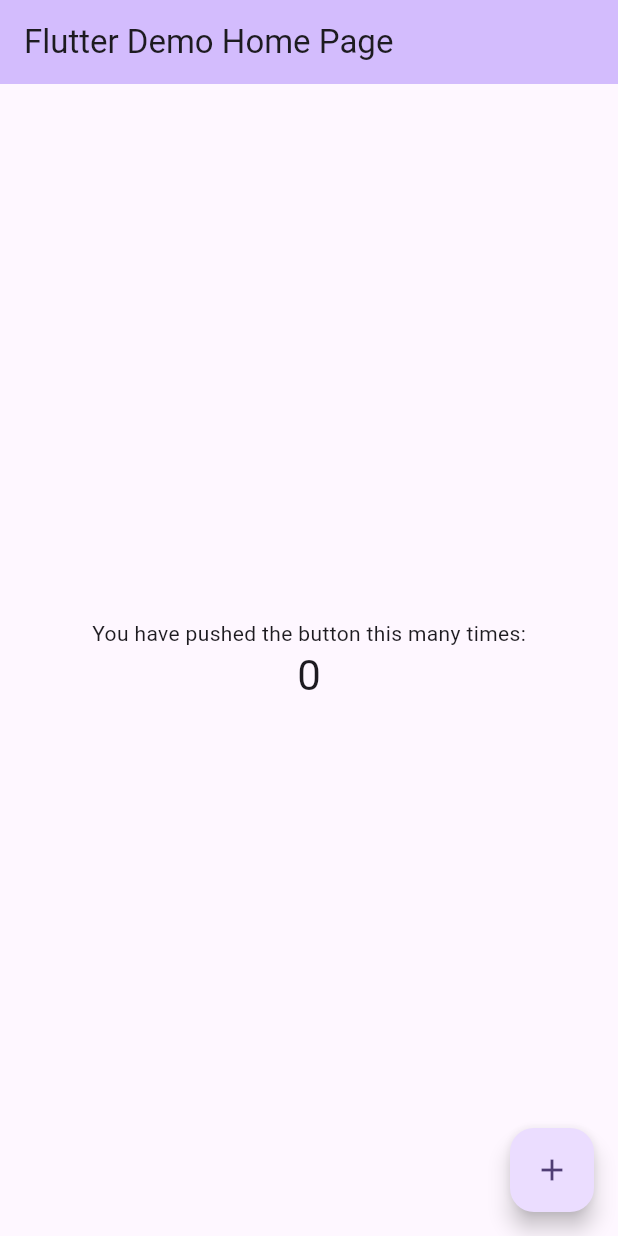
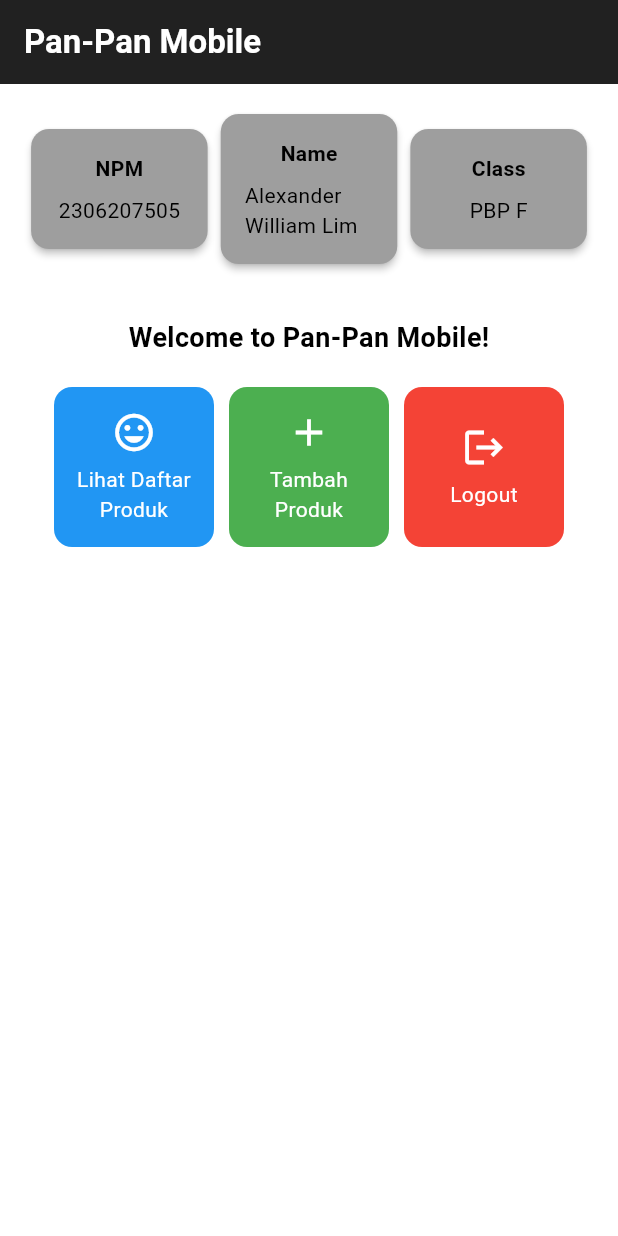
Before and after one commit to ResplendentAlex/pan-pan-mobile, a Flutter app: the screen it shows after launch, on a phone screen of 412 x 824 dp. Run offline on Flutter 3.47's test engine with Material 3 defaults, Android fonts, the light colour scheme and no system bars.

Commit message:
feat: add menu.dart

```diff
--- a/lib/main.dart
+++ b/lib/main.dart
@@ -1,4 +1,5 @@
 import 'package:flutter/material.dart';
+import 'package:pan_pan_mobile/menu.dart';
 
 void main() {
   runApp(const MyApp());
@@ -11,7 +12,8 @@
   @override
   Widget build(BuildContext context) {
     return MaterialApp(
-      title: 'Flutter Demo',
+      debugShowCheckedModeBanner: false,
+      title: "Pan Pan Mobile",
       theme: ThemeData(
         // This is the theme of your application.
         //
@@ -26,100 +28,21 @@
         // state is not lost during the reload. To reset the state, use hot
         // restart instead.
         //
-        // This works for code too, not just values: Most code changes can be
+        // This works for code too, not just values: Most code changes carn be
         // tested with just a hot reload.
-        colorScheme: ColorScheme.fromSeed(seedColor: Colors.deepPurple),
-        useMaterial3: true,
+        colorScheme: ColorScheme(
+          primary: Colors.grey[900]!,
+          secondary: Colors.brown[400]!,
+          surface: Colors.white,
+          error: Colors.red,
+          onPrimary: Colors.grey,
+          onSecondary: Colors.grey,
+          onSurface: Colors.black,
+          onError: Colors.grey,
+          brightness: Brightness.light,
+        ),
       ),
-      home: const MyHomePage(title: 'Flutter Demo Home Page'),
+      home: MyHomePage(),
     );
   }
 }
-
-class MyHomePage extends StatefulWidget {
-  const MyHomePage({super.key, required this.title});
-
-  // This widget is the home page of your application. It is stateful, meaning
-  // that it has a State object (defined below) that contains fields that affect
-  // how it looks.
-
-  // This class is the configuration for the state. It holds the values (in this
-  // case the title) provided by the parent (in this case the App widget) and
-  // used by the build method of the State. Fields in a Widget subclass are
-  // always marked "final".
-
-  final String title;
-
-  @override
-  State<MyHomePage> createState() => _MyHomePageState();
-}
-
-class _MyHomePageState extends State<MyHomePage> {
-  int _counter = 0;
-
-  void _incrementCounter() {
-    setState(() {
-      // This call to setState tells the Flutter framework that something has
-      // changed in this State, which causes it to rerun the build method below
-      // so that the display can reflect the updated values. If we changed
-      // _counter without calling setState(), then the build method would not be
-      // called again, and so nothing would appear to happen.
-      _counter++;
-    });
-  }
-
-  @override
-  Widget build(BuildContext context) {
-    // This method is rerun every time setState is called, for instance as done
-    // by the _incrementCounter method above.
-    //
-    // The Flutter framework has been optimized to make rerunning build methods
-    // fast, so that you can just rebuild anything that needs updating rather
-    // than having to individually change instances of widgets.
-    return Scaffold(
-      appBar: AppBar(
-        // TRY THIS: Try changing the color here to a specific color (to
-        // Colors.amber, perhaps?) and trigger a hot reload to see the AppBar
-        // change color while the other colors stay the same.
-        backgroundColor: Theme.of(context).colorScheme.inversePrimary,
-        // Here we take the value from the MyHomePage object that was created by
-        // the App.build method, and use it to set our appbar title.
-        title: Text(widget.title),
-      ),
-      body: Center(
-        // Center is a layout widget. It takes a single child and positions it
-        // in the middle of the parent.
-        child: Column(
-          // Column is also a layout widget. It takes a list of children and
-          // arranges them vertically. By default, it sizes itself to fit its
-          // children horizontally, and tries to be as tall as its parent.
-          //
-          // Column has various properties to control how it sizes itself and
-          // how it positions its children. Here we use mainAxisAlignment to
-          // center the children vertically; the main axis here is the vertical
-          // axis because Columns are vertical (the cross axis would be
-          // horizontal).
-          //
-          // TRY THIS: Invoke "debug painting" (choose the "Toggle Debug Paint"
-          // action in the IDE, or press "p" in the console), to see the
-          // wireframe for each widget.
-          mainAxisAlignment: MainAxisAlignment.center,
-          children: <Widget>[
-            const Text(
-              'You have pushed the button this many times:',
-            ),
-            Text(
-              '$_counter',
-              style: Theme.of(context).textTheme.headlineMedium,
-            ),
-          ],
-        ),
-      ),
-      floatingActionButton: FloatingActionButton(
-        onPressed: _incrementCounter,
-        tooltip: 'Increment',
-        child: const Icon(Icons.add),
-      ), // This trailing comma makes auto-formatting nicer for build methods.
-    );
-  }
-}
--- /dev/null
+++ b/lib/menu.dart
@@ -0,0 +1,193 @@
+import 'package:flutter/material.dart';
+
+class MyHomePage extends StatelessWidget {
+  final String npm = '2306207505'; // NPM
+  final String name = 'Alexander William Lim'; // Nama
+  final String className = 'PBP F'; // Kelas
+
+  MyHomePage({super.key});
+
+  final List<ItemHomepage> items = [
+    ItemHomepage("Lihat Daftar Produk", Icons.mood),
+    ItemHomepage("Tambah Produk", Icons.add),
+    ItemHomepage("Logout", Icons.logout),
+  ];
+
+  @override
+  Widget build(BuildContext context) {
+    // Scaffold menyediakan struktur dasar halaman dengan AppBar dan body.
+    return Scaffold(
+      // AppBar adalah bagian atas halaman yang menampilkan judul.
+      appBar: AppBar(
+        // Judul aplikasi "Mental Health Tracker" dengan teks putih dan tebal.
+        title: const Text(
+          'Pan-Pan Mobile',
+          style: TextStyle(
+            color: Colors.white,
+            fontWeight: FontWeight.bold,
+          ),
+        ),
+        // Warna latar belakang AppBar diambil dari skema warna tema aplikasi.
+        backgroundColor: Theme.of(context).colorScheme.primary,
+      ),
+      // Body halaman dengan padding di sekelilingnya.
+      body: Padding(
+        padding: const EdgeInsets.all(16.0),
+        // Menyusun widget secara vertikal dalam sebuah kolom.
+        child: Column(
+          crossAxisAlignment: CrossAxisAlignment.center,
+          children: [
+            // Row untuk menampilkan 3 InfoCard secara horizontal.
+            Row(
+              mainAxisAlignment: MainAxisAlignment.spaceEvenly,
+              children: [
+                InfoCard(title: 'NPM', content: npm),
+                InfoCard(title: 'Name', content: name),
+                InfoCard(title: 'Class', content: className),
+              ],
+            ),
+
+            // Memberikan jarak vertikal 16 unit.
+            const SizedBox(height: 16.0),
+
+            // Menempatkan widget berikutnya di tengah halaman.
+            Center(
+              child: Column(
+                // Menyusun teks dan grid item secara vertikal.
+
+                children: [
+                  // Menampilkan teks sambutan dengan gaya tebal dan ukuran 18.
+                  const Padding(
+                    padding: EdgeInsets.only(top: 16.0),
+                    child: Text(
+                      'Welcome to Pan-Pan Mobile!',
+                      style: TextStyle(
+                        fontWeight: FontWeight.bold,
+                        fontSize: 18.0,
+                      ),
+                    ),
+                  ),
+
+                  // Grid untuk menampilkan ItemCard dalam bentuk grid 3 kolom.
+                  GridView.count(
+                    primary: true,
+                    padding: const EdgeInsets.all(20),
+                    crossAxisSpacing: 10,
+                    mainAxisSpacing: 10,
+                    crossAxisCount: 3,
+                    // Agar grid menyesuaikan tinggi kontennya.
+                    shrinkWrap: true,
+
+                    // Menampilkan ItemCard untuk setiap item dalam list items.
+                    children: items.map((ItemHomepage item) {
+                      return ItemCard(item);
+                    }).toList(),
+                  ),
+                ],
+              ),
+            ),
+          ],
+        ),
+      ),
+    );
+  }
+}
+
+class InfoCard extends StatelessWidget {
+  // Kartu informasi yang menampilkan title dan content.
+
+  final String title; // Judul kartu.
+  final String content; // Isi kartu.
+
+  const InfoCard({super.key, required this.title, required this.content});
+
+  @override
+  Widget build(BuildContext context) {
+    return Card(
+      // Membuat kotak kartu dengan bayangan dibawahnya.
+      elevation: 2.0,
+      color: Colors.grey,
+      child: Container(
+        // Mengatur ukuran dan jarak di dalam kartu.
+        width: MediaQuery.of(context).size.width /
+            3.5, // menyesuaikan dengan lebar device yang digunakan.
+        padding: const EdgeInsets.all(16.0),
+        // Menyusun title dan content secara vertikal.
+        child: Column(
+          children: [
+            Text(
+              title,
+              style: const TextStyle(fontWeight: FontWeight.bold),
+            ),
+            const SizedBox(height: 8.0),
+            Text(content),
+          ],
+        ),
+      ),
+    );
+  }
+}
+
+class ItemHomepage {
+  final String name;
+  final IconData icon;
+
+  ItemHomepage(this.name, this.icon);
+}
+
+class ItemCard extends StatelessWidget {
+  // Menampilkan kartu dengan ikon dan nama.
+
+  final ItemHomepage item;
+
+  const ItemCard(this.item, {super.key});
+
+  @override
+  Widget build(BuildContext context) {
+    return Material(
+      // Menentukan warna latar belakang dari tema aplikasi.
+      color: item.name == "Lihat Daftar Produk"
+          ? Colors.blue
+          : item.name == "Tambah Produk"
+              ? Colors.green
+              : Colors.red,
+
+      // Membuat sudut kartu melengkung.
+      borderRadius: BorderRadius.circular(12),
+
+      child: InkWell(
+        // Aksi ketika kartu ditekan.
+        onTap: () {
+          // Menampilkan pesan SnackBar saat kartu ditekan.
+          ScaffoldMessenger.of(context)
+            ..hideCurrentSnackBar()
+            ..showSnackBar(SnackBar(
+                content: Text("Kamu telah menekan tombol ${item.name}!")));
+        },
+        // Container untuk menyimpan Icon dan Text
+        child: Container(
+          padding: const EdgeInsets.all(8),
+          child: Center(
+            child: Column(
+              // Menyusun ikon dan teks di tengah kartu.
+              mainAxisAlignment: MainAxisAlignment.center,
+              children: [
+                Icon(
+                  item.icon,
+                  color: Colors.white,
+                  size: 30.0,
+                ),
+                const Padding(padding: EdgeInsets.all(3)),
+                Text(
+                  item.name,
+                  textAlign: TextAlign.center,
+                  style: const TextStyle(color: Colors.white),
+                ),
+              ],
+            ),
+          ),
+        ),
+      ),
+    );
+  }
+}
```
